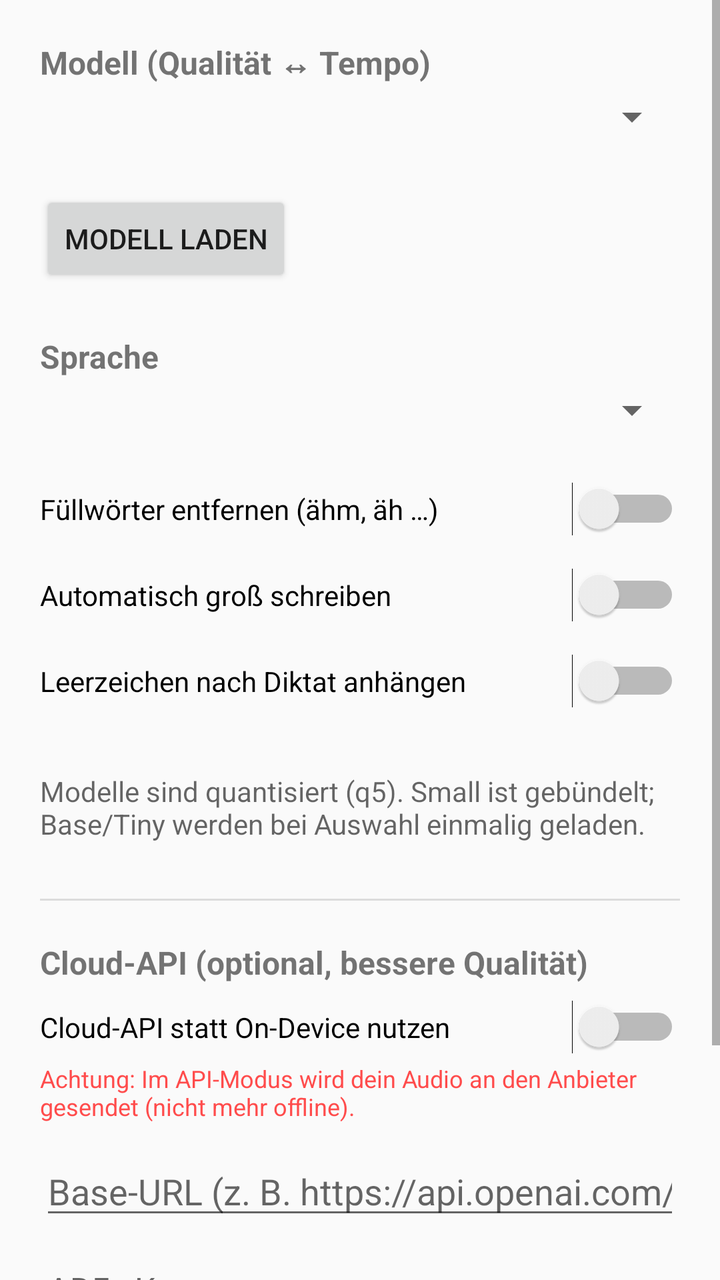
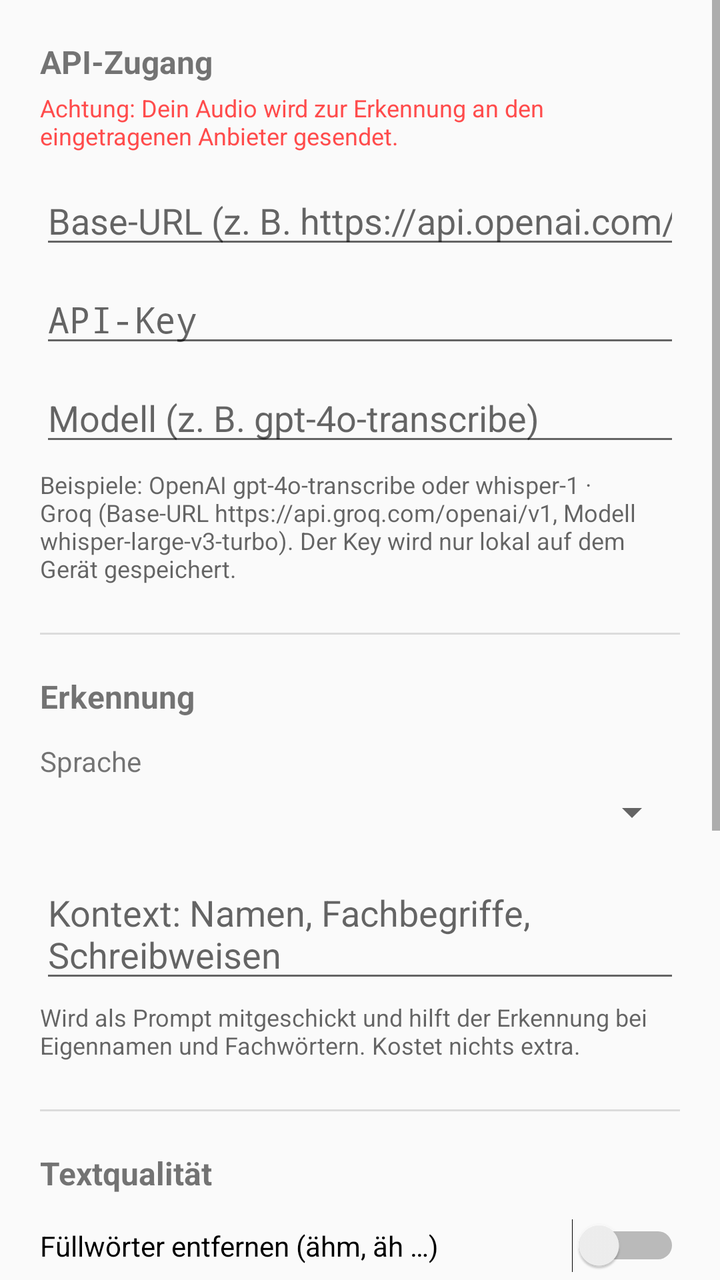

Two renders of the same Android screen: before a commit and after it. Below are the layout's source before the change and the commit's diff.
<!-- AndroidManifest.xml: application theme AppTheme -->
<!-- res/layout/activity_settings.xml -->
<?xml version="1.0" encoding="utf-8"?>
<ScrollView xmlns:android="http://schemas.android.com/apk/res/android"
    android:layout_width="match_parent"
    android:layout_height="match_parent">

    <LinearLayout
        android:layout_width="match_parent"
        android:layout_height="wrap_content"
        android:orientation="vertical"
        android:padding="20dp">

        <TextView
            android:layout_width="wrap_content"
            android:layout_height="wrap_content"
            android:text="@string/pref_model"
            android:textSize="16sp"
            android:textStyle="bold" />

        <Spinner
            android:id="@+id/spinner_model"
            android:layout_width="match_parent"
            android:layout_height="wrap_content"
            android:layout_marginTop="4dp" />

        <TextView
            android:id="@+id/model_status"
            android:layout_width="match_parent"
            android:layout_height="wrap_content"
            android:layout_marginTop="2dp"
            android:textColor="?android:attr/textColorSecondary" />

        <Button
            android:id="@+id/btn_model_download"
            android:layout_width="wrap_content"
            android:layout_height="wrap_content"
            android:layout_marginTop="4dp"
            android:text="@string/model_download_btn" />

        <TextView
            android:layout_width="wrap_content"
            android:layout_height="wrap_content"
            android:layout_marginTop="24dp"
            android:text="@string/pref_language"
            android:textSize="16sp"
            android:textStyle="bold" />

        <Spinner
            android:id="@+id/spinner_language"
            android:layout_width="match_parent"
            android:layout_height="wrap_content"
            android:layout_marginTop="4dp" />

        <Switch
            android:id="@+id/switch_fillers"
            android:layout_width="match_parent"
            android:layout_height="wrap_content"
            android:layout_marginTop="24dp"
            android:text="@string/pref_remove_fillers" />

        <Switch
            android:id="@+id/switch_cap"
            android:layout_width="match_parent"
            android:layout_height="wrap_content"
            android:layout_marginTop="16dp"
            android:text="@string/pref_auto_cap" />

        <Switch
            android:id="@+id/switch_space"
            android:layout_width="match_parent"
            android:layout_height="wrap_content"
            android:layout_marginTop="16dp"
            android:text="@string/pref_trailing_space" />

        <TextView
            android:layout_width="match_parent"
            android:layout_height="wrap_content"
            android:layout_marginTop="32dp"
            android:text="@string/pref_model_info"
            android:textColor="?android:attr/textColorSecondary" />

        <View
            android:layout_width="match_parent"
            android:layout_height="1dp"
            android:layout_marginTop="28dp"
            android:background="?android:attr/listDivider" />

        <TextView
            android:layout_width="wrap_content"
            android:layout_height="wrap_content"
            android:layout_marginTop="20dp"
            android:text="@string/pref_api_title"
            android:textSize="16sp"
            android:textStyle="bold" />

        <Switch
            android:id="@+id/switch_api"
            android:layout_width="match_parent"
            android:layout_height="wrap_content"
            android:layout_marginTop="8dp"
            android:text="@string/pref_api_enable" />

        <TextView
            android:layout_width="match_parent"
            android:layout_height="wrap_content"
            android:layout_marginTop="4dp"
            android:text="@string/pref_api_privacy"
            android:textColor="@color/recording"
            android:textSize="12sp" />

        <EditText
            android:id="@+id/api_url"
            android:layout_width="match_parent"
            android:layout_height="wrap_content"
            android:layout_marginTop="12dp"
            android:hint="@string/pref_api_url_hint"
            android:inputType="textUri"
            android:importantForAutofill="no" />

        <EditText
            android:id="@+id/api_key"
            android:layout_width="match_parent"
            android:layout_height="wrap_content"
            android:layout_marginTop="8dp"
            android:hint="@string/pref_api_key_hint"
            android:inputType="textPassword"
            android:importantForAutofill="no" />

        <EditText
            android:id="@+id/api_model"
            android:layout_width="match_parent"
            android:layout_height="wrap_content"
            android:layout_marginTop="8dp"
            android:hint="@string/pref_api_model_hint"
            android:inputType="text"
            android:importantForAutofill="no" />

        <TextView
            android:layout_width="match_parent"
            android:layout_height="wrap_content"
            android:layout_marginTop="6dp"
            android:text="@string/pref_api_examples"
            android:textColor="?android:attr/textColorSecondary"
            android:textSize="12sp" />
    </LinearLayout>
</ScrollView>
<!-- resources referenced by this layout -->
<resources>
  <color name="recording">#FF4C4C</color>
  <string name="model_download_btn">Modell laden</string>
  <string name="pref_api_enable">Cloud-API statt On-Device nutzen</string>
  <string name="pref_api_examples">Beispiele: OpenAI whisper-1 oder gpt-4o-transcribe · Groq (Base-URL https://api.groq.com/openai/v1, Modell whisper-large-v3-turbo). Key wird nur lokal gespeichert.</string>
  <string name="pref_api_key_hint">API-Key</string>
  <string name="pref_api_model_hint">Modell (z. B. whisper-1)</string>
  <string name="pref_api_privacy">Achtung: Im API-Modus wird dein Audio an den Anbieter gesendet (nicht mehr offline).</string>
  <string name="pref_api_title">Cloud-API (optional, bessere Qualität)</string>
  <string name="pref_api_url_hint">Base-URL (z. B. https://api.openai.com/v1)</string>
  <string name="pref_auto_cap">Automatisch groß schreiben</string>
  <string name="pref_language">Sprache</string>
  <string name="pref_model">Modell (Qualität ↔ Tempo)</string>
  <string name="pref_model_info">Modelle sind quantisiert (q5). Small ist gebündelt; Base/Tiny werden bei Auswahl einmalig geladen.</string>
  <string name="pref_remove_fillers">Füllwörter entfernen (ähm, äh …)</string>
  <string name="pref_trailing_space">Leerzeichen nach Diktat anhängen</string>
  <style name="AppTheme" parent="@android:style/Theme.Material.Light.DarkActionBar">
          <item name="android:colorPrimary">@color/accent</item>
          <item name="android:colorAccent">@color/accent</item>
      </style>
  <color name="accent">#4C8DFF</color>
</resources>

<!-- the commit's change to res/layout/activity_settings.xml (unified diff, before → after) -->
@@ -9,95 +9,13 @@
         android:orientation="vertical"
         android:padding="20dp">
 
+        
         <TextView
             android:layout_width="wrap_content"
             android:layout_height="wrap_content"
-            android:text="@string/pref_model"
-            android:textSize="16sp"
-            android:textStyle="bold" />
-
-        <Spinner
-            android:id="@+id/spinner_model"
-            android:layout_width="match_parent"
-            android:layout_height="wrap_content"
-            android:layout_marginTop="4dp" />
-
-        <TextView
-            android:id="@+id/model_status"
-            android:layout_width="match_parent"
-            android:layout_height="wrap_content"
-            android:layout_marginTop="2dp"
-            android:textColor="?android:attr/textColorSecondary" />
-
-        <Button
-            android:id="@+id/btn_model_download"
-            android:layout_width="wrap_content"
-            android:layout_height="wrap_content"
-            android:layout_marginTop="4dp"
-            android:text="@string/model_download_btn" />
-
-        <TextView
-            android:layout_width="wrap_content"
-            android:layout_height="wrap_content"
-            android:layout_marginTop="24dp"
-            android:text="@string/pref_language"
-            android:textSize="16sp"
-            android:textStyle="bold" />
-
-        <Spinner
-            android:id="@+id/spinner_language"
-            android:layout_width="match_parent"
-            android:layout_height="wrap_content"
-            android:layout_marginTop="4dp" />
-
-        <Switch
-            android:id="@+id/switch_fillers"
-            android:layout_width="match_parent"
-            android:layout_height="wrap_content"
-            android:layout_marginTop="24dp"
-            android:text="@string/pref_remove_fillers" />
-
-        <Switch
-            android:id="@+id/switch_cap"
-            android:layout_width="match_parent"
-            android:layout_height="wrap_content"
-            android:layout_marginTop="16dp"
-            android:text="@string/pref_auto_cap" />
-
-        <Switch
-            android:id="@+id/switch_space"
-            android:layout_width="match_parent"
-            android:layout_height="wrap_content"
-            android:layout_marginTop="16dp"
-            android:text="@string/pref_trailing_space" />
-
-        <TextView
-            android:layout_width="match_parent"
-            android:layout_height="wrap_content"
-            android:layout_marginTop="32dp"
-            android:text="@string/pref_model_info"
-            android:textColor="?android:attr/textColorSecondary" />
-
-        <View
-            android:layout_width="match_parent"
-            android:layout_height="1dp"
-            android:layout_marginTop="28dp"
-            android:background="?android:attr/listDivider" />
-
-        <TextView
-            android:layout_width="wrap_content"
-            android:layout_height="wrap_content"
-            android:layout_marginTop="20dp"
             android:text="@string/pref_api_title"
             android:textSize="16sp"
             android:textStyle="bold" />
-
-        <Switch
-            android:id="@+id/switch_api"
-            android:layout_width="match_parent"
-            android:layout_height="wrap_content"
-            android:layout_marginTop="8dp"
-            android:text="@string/pref_api_enable" />
 
         <TextView
             android:layout_width="match_parent"
@@ -141,5 +59,126 @@
             android:text="@string/pref_api_examples"
             android:textColor="?android:attr/textColorSecondary"
             android:textSize="12sp" />
+
+        <View
+            android:layout_width="match_parent"
+            android:layout_height="1dp"
+            android:layout_marginTop="24dp"
+            android:background="?android:attr/listDivider" />
+
+        
+        <TextView
+            android:layout_width="wrap_content"
+            android:layout_height="wrap_content"
+            android:layout_marginTop="20dp"
+            android:text="@string/pref_recognition"
+            android:textSize="16sp"
+            android:textStyle="bold" />
+
+        <TextView
+            android:layout_width="wrap_content"
+            android:layout_height="wrap_content"
+            android:layout_marginTop="12dp"
+            android:text="@string/pref_language" />
+
+        <Spinner
+            android:id="@+id/spinner_language"
+            android:layout_width="match_parent"
+            android:layout_height="wrap_content"
+            android:layout_marginTop="4dp" />
+
+        <EditText
+            android:id="@+id/api_prompt"
+            android:layout_width="match_parent"
+            android:layout_height="wrap_content"
+            android:layout_marginTop="16dp"
+            android:hint="@string/pref_api_prompt_hint"
+            android:inputType="textMultiLine|textCapSentences"
+            android:minLines="2"
+            android:gravity="top"
+            android:importantForAutofill="no" />
+
+        <TextView
+            android:layout_width="match_parent"
+            android:layout_height="wrap_content"
+            android:layout_marginTop="4dp"
+            android:text="@string/pref_api_prompt_info"
+            android:textColor="?android:attr/textColorSecondary"
+            android:textSize="12sp" />
+
+        <View
+            android:layout_width="match_parent"
+            android:layout_height="1dp"
+            android:layout_marginTop="24dp"
+            android:background="?android:attr/listDivider" />
+
+        
+        <TextView
+            android:layout_width="wrap_content"
+            android:layout_height="wrap_content"
+            android:layout_marginTop="20dp"
+            android:text="@string/pref_quality"
+            android:textSize="16sp"
+            android:textStyle="bold" />
+
+        <Switch
+            android:id="@+id/switch_fillers"
+            android:layout_width="match_parent"
+            android:layout_height="wrap_content"
+            android:layout_marginTop="12dp"
+            android:text="@string/pref_remove_fillers" />
+
+        <Switch
+            android:id="@+id/switch_cap"
+            android:layout_width="match_parent"
+            android:layout_height="wrap_content"
+            android:layout_marginTop="16dp"
+            android:text="@string/pref_auto_cap" />
+
+        <Switch
+            android:id="@+id/switch_space"
+            android:layout_width="match_parent"
+            android:layout_height="wrap_content"
+            android:layout_marginTop="16dp"
+            android:text="@string/pref_trailing_space" />
+
+        <Switch
+            android:id="@+id/switch_llm"
+            android:layout_width="match_parent"
+            android:layout_height="wrap_content"
+            android:layout_marginTop="24dp"
+            android:text="@string/pref_llm_polish" />
+
+        <TextView
+            android:layout_width="match_parent"
+            android:layout_height="wrap_content"
+            android:layout_marginTop="2dp"
+            android:text="@string/pref_llm_polish_info"
+            android:textColor="?android:attr/textColorSecondary"
+            android:textSize="12sp" />
+
+        <Switch
+            android:id="@+id/switch_smart_fillers"
+            android:layout_width="match_parent"
+            android:layout_height="wrap_content"
+            android:layout_marginTop="16dp"
+            android:text="@string/pref_smart_fillers" />
+
+        <TextView
+            android:layout_width="match_parent"
+            android:layout_height="wrap_content"
+            android:layout_marginTop="2dp"
+            android:text="@string/pref_smart_fillers_info"
+            android:textColor="?android:attr/textColorSecondary"
+            android:textSize="12sp" />
+
+        <EditText
+            android:id="@+id/llm_model"
+            android:layout_width="match_parent"
+            android:layout_height="wrap_content"
+            android:layout_marginTop="16dp"
+            android:hint="@string/pref_llm_model_hint"
+            android:inputType="text"
+            android:importantForAutofill="no" />
     </LinearLayout>
 </ScrollView>
<!-- resource entries referenced after the edit -->
@@ -1,19 +1,24 @@
 <!-- resources referenced by this layout -->
 <resources>
   <color name="recording">#FF4C4C</color>
-  <string name="model_download_btn">Modell laden</string>
-  <string name="pref_api_enable">Cloud-API statt On-Device nutzen</string>
-  <string name="pref_api_examples">Beispiele: OpenAI whisper-1 oder gpt-4o-transcribe · Groq (Base-URL https://api.groq.com/openai/v1, Modell whisper-large-v3-turbo). Key wird nur lokal gespeichert.</string>
+  <string name="pref_api_examples">Beispiele: OpenAI gpt-4o-transcribe oder whisper-1 · Groq (Base-URL https://api.groq.com/openai/v1, Modell whisper-large-v3-turbo). Der Key wird nur lokal auf dem Gerät gespeichert.</string>
   <string name="pref_api_key_hint">API-Key</string>
-  <string name="pref_api_model_hint">Modell (z. B. whisper-1)</string>
-  <string name="pref_api_privacy">Achtung: Im API-Modus wird dein Audio an den Anbieter gesendet (nicht mehr offline).</string>
-  <string name="pref_api_title">Cloud-API (optional, bessere Qualität)</string>
+  <string name="pref_api_model_hint">Modell (z. B. gpt-4o-transcribe)</string>
+  <string name="pref_api_privacy">Achtung: Dein Audio wird zur Erkennung an den eingetragenen Anbieter gesendet.</string>
+  <string name="pref_api_prompt_hint">Kontext: Namen, Fachbegriffe, Schreibweisen</string>
+  <string name="pref_api_prompt_info">Wird als Prompt mitgeschickt und hilft der Erkennung bei Eigennamen und Fachwörtern. Kostet nichts extra.</string>
+  <string name="pref_api_title">API-Zugang</string>
   <string name="pref_api_url_hint">Base-URL (z. B. https://api.openai.com/v1)</string>
   <string name="pref_auto_cap">Automatisch groß schreiben</string>
   <string name="pref_language">Sprache</string>
-  <string name="pref_model">Modell (Qualität ↔ Tempo)</string>
-  <string name="pref_model_info">Modelle sind quantisiert (q5). Small ist gebündelt; Base/Tiny werden bei Auswahl einmalig geladen.</string>
+  <string name="pref_llm_model_hint">Modell zum Glätten (z. B. gpt-4o-mini)</string>
+  <string name="pref_llm_polish">Text von der KI glätten lassen</string>
+  <string name="pref_llm_polish_info">Zweite Anfrage: korrigiert Zeichensetzung, Groß-/Kleinschreibung und Absätze. Kostet etwas extra und ein bis zwei Sekunden mehr.</string>
+  <string name="pref_quality">Textqualität</string>
+  <string name="pref_recognition">Erkennung</string>
   <string name="pref_remove_fillers">Füllwörter entfernen (ähm, äh …)</string>
+  <string name="pref_smart_fillers">Füllwörter intelligent entfernen</string>
+  <string name="pref_smart_fillers_info">Statt fester Wortliste entscheidet die KI selbst, welche Füllwörter, Versprecher und Wiederholungen weg können. Braucht das Glätten oben.</string>
   <string name="pref_trailing_space">Leerzeichen nach Diktat anhängen</string>
   <style name="AppTheme" parent="@android:style/Theme.Material.Light.DarkActionBar">
           <item name="android:colorPrimary">@color/accent</item>
